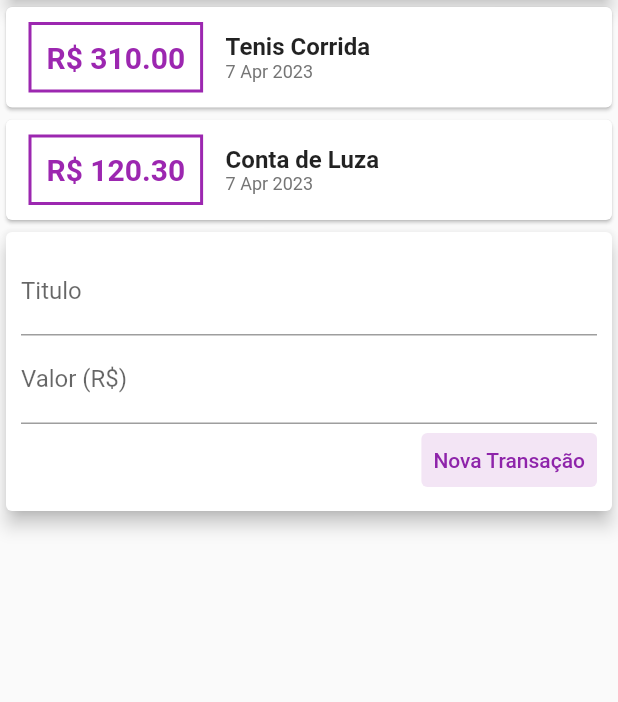
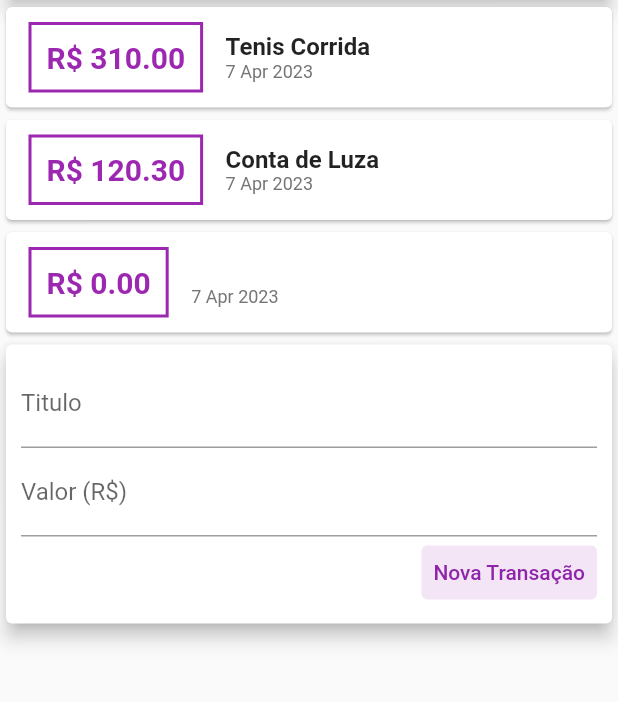
Before and after one commit to 9reis/despesas_pessoais__flutter, a Flutter app: the screen it shows after launch, after a tap on "Nova Transação", on a phone screen of 412 x 824 dp, the part 119-821 px from its top. Run offline on Flutter 3.47's test engine with Material 2 defaults, Android fonts, the phone set to English and light mode, and no system bars.

Commit message:
Adicionando Transacao #2

```diff
--- a/lib/components/transaction_form.dart
+++ b/lib/components/transaction_form.dart
@@ -1,10 +1,12 @@
 import 'package:flutter/material.dart';
 
 class TransactionForm extends StatelessWidget {
-  TransactionForm({super.key});
+  TransactionForm(this.onSubmit);
 
   final titleController = TextEditingController();
   final valueController = TextEditingController();
+
+  final void Function(String, double) onSubmit;
 
   @override
   Widget build(BuildContext context) {
@@ -29,14 +31,15 @@ class TransactionForm extends StatelessWidget {
                 TextButton(
                   style:
                       TextButton.styleFrom(backgroundColor: Colors.purple[50]),
-                  onPressed: () {
-                    print(titleController.text);
-                    print(valueController.text);
-                  },
                   child: Text(
                     'Nova Transação',
                     style: TextStyle(color: Colors.purple[600]),
                   ),
+                  onPressed: () {
+                    final title = titleController.text;
+                    final value = double.tryParse(valueController.text) ?? 0.0;
+                    onSubmit(title, value);
+                  },
                 ),
               ],
             ),
--- a/lib/components/transaction_user.dart
+++ b/lib/components/transaction_user.dart
@@ -46,7 +46,7 @@ class _TransactionUserState extends State<TransactionUser> {
     return Column(
       children: [
         TransactionList(_transactions),
-        TransactionForm(),
+        TransactionForm(_addTransaction),
       ],
     );
   }
```
